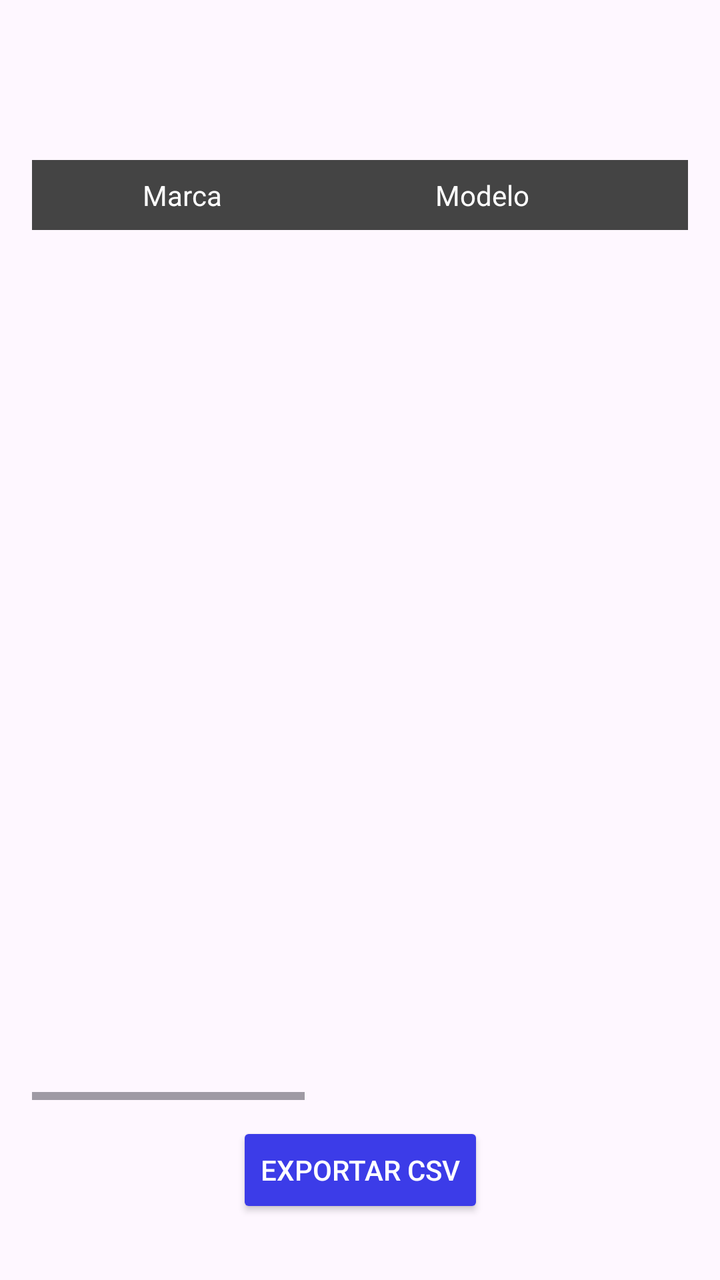
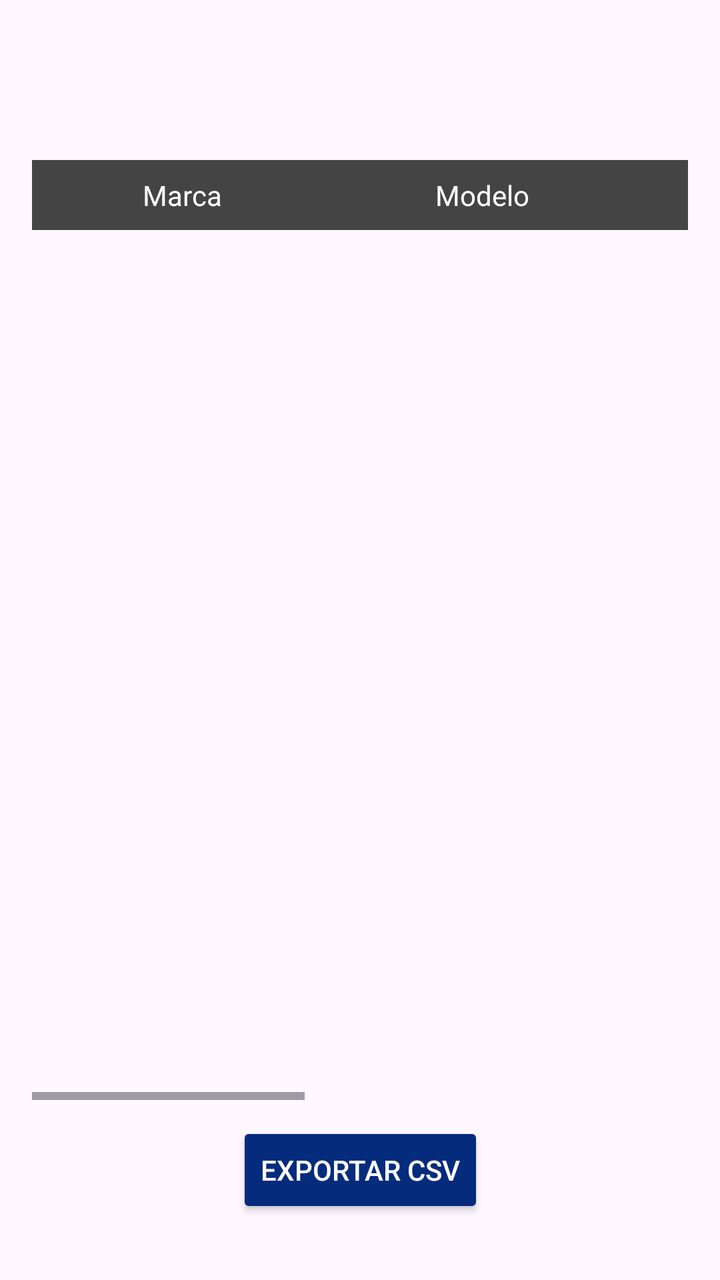

Compare the two renders of this Android layout. The source of the first and the diff that turns it into the second are given below.
<!-- AndroidManifest.xml: application theme Theme.Fipe_to_csv -->
<!-- res/layout/activity_details2.xml -->
<?xml version="1.0" encoding="utf-8"?>
<androidx.constraintlayout.widget.ConstraintLayout
    xmlns:android="http://schemas.android.com/apk/res/android"
    xmlns:app="http://schemas.android.com/apk/res-auto"
    xmlns:tools="http://schemas.android.com/tools"
    android:layout_width="match_parent"
    android:layout_height="match_parent">

    <HorizontalScrollView
        android:id="@+id/horizontalScrollView"
        android:layout_width="match_parent"
        android:layout_height="match_parent"
        android:layout_marginBottom="80dp"
        android:fillViewport="true"
        android:paddingStart="16dp"
        android:paddingTop="80dp"
        android:paddingEnd="16dp"
        android:paddingBottom="10dp"
        app:layout_constraintBottom_toBottomOf="parent"
        app:layout_constraintStart_toStartOf="parent">

        <LinearLayout
            android:layout_width="wrap_content"
            android:layout_height="match_parent"
            android:orientation="vertical">

            
            <LinearLayout
                android:layout_width="wrap_content"
                android:layout_height="wrap_content"
                android:background="#444"
                android:orientation="horizontal">

                <TextView
                    android:layout_width="150dp"
                    android:layout_height="wrap_content"
                    android:gravity="center"
                    android:padding="8dp"
                    android:text="Marca"
                    android:textColor="#FFF" />

                <TextView
                    android:layout_width="150dp"
                    android:layout_height="wrap_content"
                    android:gravity="center"
                    android:padding="8dp"
                    android:text="Modelo"
                    android:textColor="#FFF" />

                <TextView
                    android:layout_width="100dp"
                    android:layout_height="wrap_content"
                    android:gravity="center"
                    android:padding="8dp"
                    android:text="Ano"
                    android:textColor="#FFF" />

                <TextView
                    android:layout_width="150dp"
                    android:layout_height="wrap_content"
                    android:gravity="center"
                    android:padding="8dp"
                    android:text="Fipe"
                    android:textColor="#FFF" />

                <TextView
                    android:layout_width="150dp"
                    android:layout_height="wrap_content"
                    android:gravity="center"
                    android:padding="8dp"
                    android:text="Combustível"
                    android:textColor="#FFF" />

                <TextView
                    android:layout_width="150dp"
                    android:layout_height="wrap_content"
                    android:gravity="center"
                    android:padding="8dp"
                    android:text="Preço"
                    android:textColor="#FFF" />

            </LinearLayout>

            
            <androidx.recyclerview.widget.RecyclerView
                android:id="@+id/recyclerViewCars"
                android:layout_width="wrap_content"
                android:layout_height="match_parent"
                >
            </androidx.recyclerview.widget.RecyclerView>

        </LinearLayout>

    </HorizontalScrollView>

    <Button
        android:id="@+id/buttonExport"
        android:layout_width="wrap_content"
        android:layout_height="wrap_content"
        android:layout_marginBottom="30dp"
        android:text="Exportar CSV"
        android:backgroundTint="#3C3CE8"
        android:textColor="#FFFFFF"
        app:layout_constraintBottom_toBottomOf="parent"
        app:layout_constraintEnd_toEndOf="parent"
        app:layout_constraintStart_toStartOf="parent"
        app:layout_constraintTop_toBottomOf="@+id/horizontalScrollView" />

</androidx.constraintlayout.widget.ConstraintLayout>
<!-- resources referenced by this layout -->
<resources>
  <style name="Theme.Fipe_to_csv" parent="Base.Theme.Fipe_to_csv" />
  <style name="Base.Theme.Fipe_to_csv" parent="Theme.Material3.DayNight.NoActionBar">
          
          
      </style>
</resources>

<!-- the commit's change to res/layout/activity_details2.xml (unified diff, before → after) -->
@@ -98,8 +98,8 @@
         android:layout_width="wrap_content"
         android:layout_height="wrap_content"
         android:layout_marginBottom="30dp"
+        android:backgroundTint="#052b7c"
         android:text="Exportar CSV"
-        android:backgroundTint="#3C3CE8"
         android:textColor="#FFFFFF"
         app:layout_constraintBottom_toBottomOf="parent"
         app:layout_constraintEnd_toEndOf="parent"
